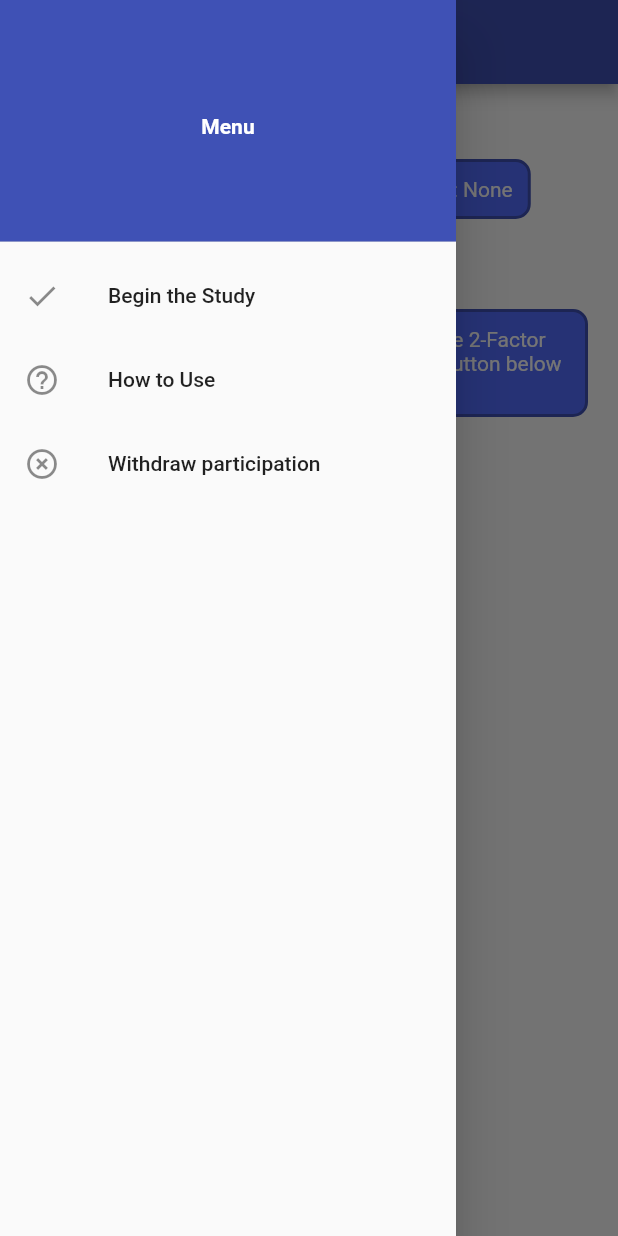
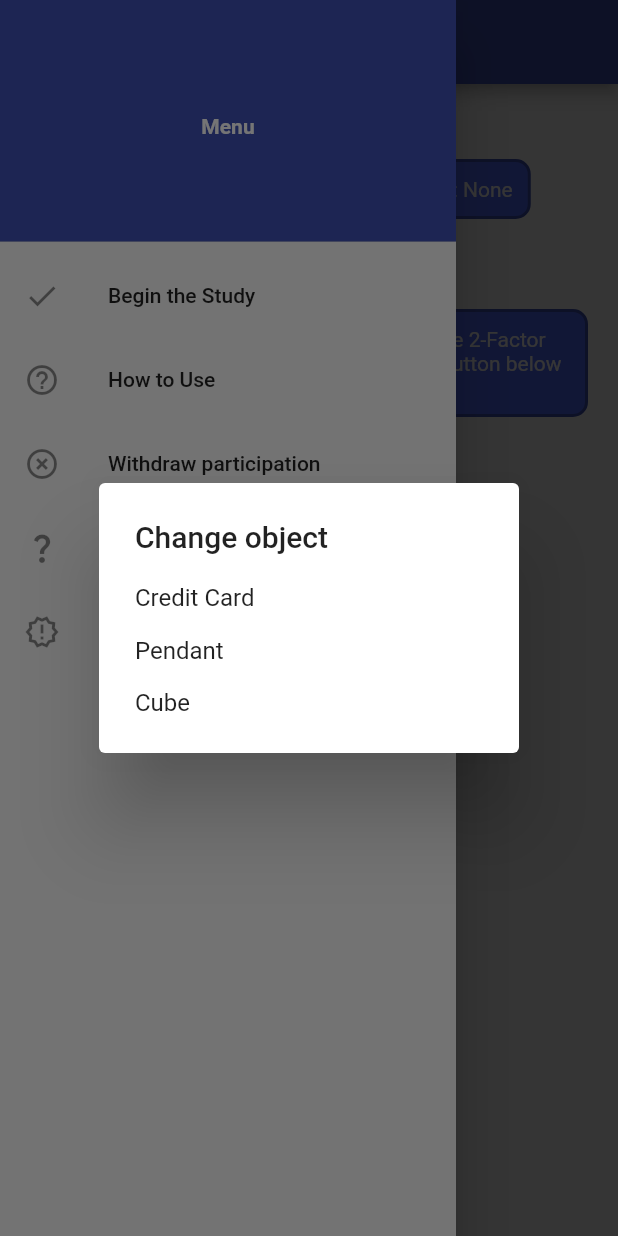
Before and after one commit to mTurner-beepboop/t2fa_study_app, a Flutter app: the Home screen opened directly, in the side drawer, after a tap on "Perform Authentication", on a phone screen of 412 x 824 dp. Run offline on Flutter 3.47's test engine with Material 2 defaults, Android fonts, the phone set to English and light mode, and no system bars; our stand-ins replace cloud_firestore, firebase_core, firebase_messaging, flutter_local_notifications, video_player; accounts and stored records are empty.

Commit message:
Removed redirect to questions from auth and added tiles in menu bar for changing object and accessing questions

```diff
--- a/lib/auth/auth.dart
+++ b/lib/auth/auth.dart
@@ -1,4 +1,5 @@
 import 'package:flutter/material.dart';
+import 'package:t2fa_usability_app/home.dart';
 import '../questions.dart';
 import '../utility/firestore_save.dart';
 import 'card_auth.dart';
@@ -61,7 +62,7 @@ class _AuthState extends State<Auth> {
     Navigator.pushReplacement(
       context,
       MaterialPageRoute(
-        builder: (BuildContext context) => Questions(skip: skip, success: success, time: _initialTime, live: widget.live),
+        builder: (BuildContext context) => const Home(firstStart: false),
       ),
     );
   }
--- a/lib/home.dart
+++ b/lib/home.dart
@@ -1,6 +1,7 @@
 import 'package:firebase_messaging/firebase_messaging.dart';
 import 'package:flutter/material.dart';
 import 'package:flutter/services.dart';
+import 'package:t2fa_usability_app/questions.dart';
 import 'withdraw.dart';
 import 'tutorial.dart';
 import 'auth/auth.dart';
@@ -62,6 +63,56 @@ class _HomeState extends State<Home> {
         objText = "The object you have been assigned is: " + _strObj!;
       });
     });
+  }
+
+  ///Changes the object used
+  Future<void> _changeObj() async {
+    String objName;
+    switch (
+      await showDialog<Objects>(
+        context: context,
+        barrierDismissible: false,
+        builder: (BuildContext context) {
+          return SimpleDialog(
+            title: const Text("Change object"),
+            children: <Widget>[
+              SimpleDialogOption(
+                onPressed: () {Navigator.pop(context, Objects.card);},
+                child: const Text("Credit Card"),
+              ),
+              SimpleDialogOption(
+                onPressed: () {Navigator.pop(context, Objects.pendant);},
+                child: const Text("Pendant"),
+              ),
+              SimpleDialogOption(
+                onPressed: () {Navigator.pop(context, Objects.cube);},
+                child: const Text("Cube"),
+              )
+            ]
+          );
+        }
+      )
+    ) {
+      case Objects.cube:
+      objName = "cube";
+      break;
+      case Objects.card:
+      objName = "card";
+      break;
+      case Objects.pendant:
+      objName = "pendant";
+      break;
+      case null:
+      objName = "None";
+      break;
+    }
+
+    getParticipantNum().then((number) {
+      writeInitFile(objName, number).then((_) {
+        _updateObj();
+      });
+    });
+
   }
 
   ///Pop-up for first start
@@ -230,7 +281,24 @@ class _HomeState extends State<Home> {
               },
               leading: const Icon(Icons.highlight_remove),
               title: const Text("Withdraw participation"),
-            )
+            ),
+            ListTile(
+              onTap: (){
+                Navigator.pop(context);
+                Navigator.push(
+                  context, MaterialPageRoute(builder: (context) => const Questions(skip: false, success: true, time: 0, live: false))
+                );
+              },
+              leading: const Icon(Icons.question_mark),
+              title: const Text("Questionnaire"),
+            ),
+            ListTile(
+              onTap: (){
+                _changeObj();
+              },
+              leading: const Icon(Icons.new_releases_outlined),
+              title: const Text("Change item"),
+            ),
           ]
         )
       ),
```
